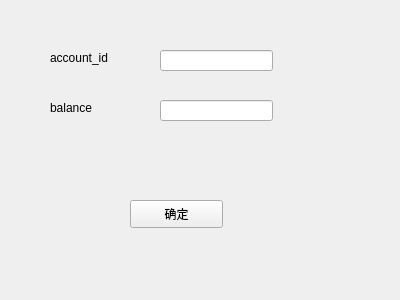
This is UI/register_ui/register_repair_fund.ui in JJLee7447/property_management_system as Qt 5 draws it before an edit. The edited form follows.
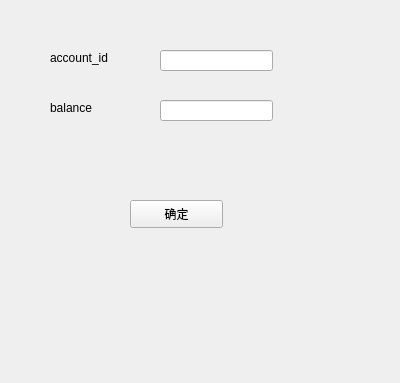
This is the edited form.

What changed in the file:
```diff
--- a/UI/register_ui/register_repair_fund.ui
+++ b/UI/register_ui/register_repair_fund.ui
@@ -7,7 +7,7 @@
     <x>0</x>
     <y>0</y>
     <width>400</width>
-    <height>300</height>
+    <height>383</height>
    </rect>
   </property>
   <property name="windowTitle">
```
Left out of the diff: 2 changed lines with no effect on the pictures.
